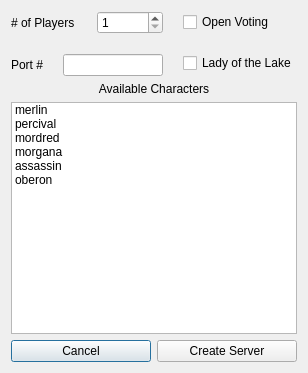
This is src/gui/createserverwindow.ui in JRandomHacker/CS429-Avalon as Qt 5 draws it before an edit. The edited form follows.
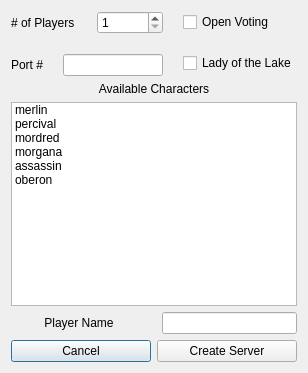
This is the edited form.

Commit message: Added player name to createserverwindow

What changed in the file:
```diff
--- a/src/gui/createserverwindow.ui
+++ b/src/gui/createserverwindow.ui
@@ -122,6 +122,32 @@
      </item>
     </widget>
    </item>
+   <item>
+    <layout class="QHBoxLayout" name="horizontalLayout_5">
+     <property name="spacing">
+      <number>15</number>
+     </property>
+     <item>
+      <widget class="QLabel" name="labelPlayerName">
+       <property name="sizePolicy">
+        <sizepolicy hsizetype="MinimumExpanding" vsizetype="Preferred">
+         <horstretch>0</horstretch>
+         <verstretch>0</verstretch>
+        </sizepolicy>
+       </property>
+       <property name="text">
+        <string>Player Name</string>
+       </property>
+       <property name="alignment">
+        <set>Qt::AlignCenter</set>
+       </property>
+      </widget>
+     </item>
+     <item>
+      <widget class="QLineEdit" name="editPlayerName"/>
+     </item>
+    </layout>
+   </item>
    <item>
     <layout class="QHBoxLayout" name="horizontalLayout">
      <item>
```
The commit also changes 1 other file.
